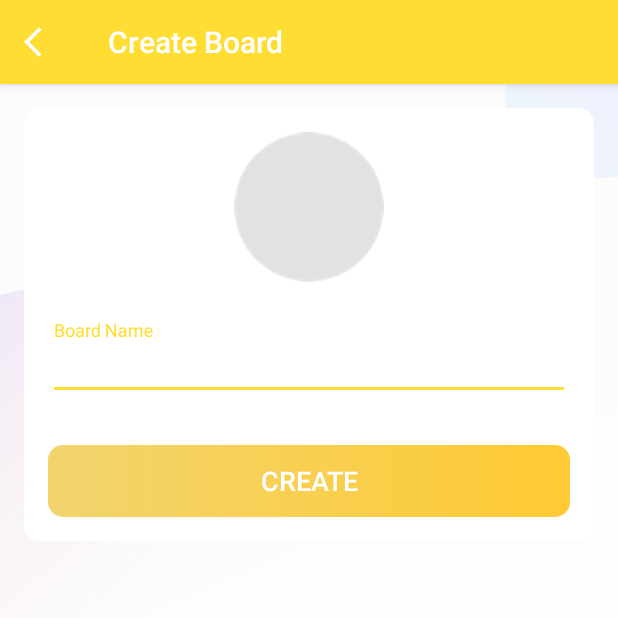
After one commit to Azhar-Mir/Project-Oragnizer, an Android app: the CreateBoardActivity screen opened directly, with no data from a screen before it, on a phone screen of 412 x 824 dp, the top half of it. The commit adds this screen. Run offline under Robolectric (Android 15) with nearby library versions, the phone set to English and light mode, and no system bars; our stand-ins replace CircleImageView, Firebase (no records; nobody signed in at launch, a user with empty details on screens opened directly).

Commit message:
created board and added board data to DB

```diff
--- /dev/null
+++ b/app/src/main/res/drawable/ic_vector_add_24dp.xml
@@ -0,0 +1,5 @@
+<vector android:height="24dp" android:tint="#FFFFFF"
+    android:viewportHeight="24" android:viewportWidth="24"
+    android:width="24dp" xmlns:android="http://schemas.android.com/apk/res/android">
+    <path android:fillColor="@android:color/white" android:pathData="M19,13h-6v6h-2v-6H5v-2h6V5h2v6h6v2z"/>
+</vector>
--- /dev/null
+++ b/app/src/main/res/layout/activity_create_board.xml
@@ -0,0 +1,83 @@
+<?xml version="1.0" encoding="utf-8"?>
+<LinearLayout xmlns:android="http://schemas.android.com/apk/res/android"
+    xmlns:app="http://schemas.android.com/apk/res-auto"
+    xmlns:tools="http://schemas.android.com/tools"
+    android:layout_width="match_parent"
+    android:layout_height="match_parent"
+    android:orientation="vertical"
+    tools:context=".activities.CreateBoardActivity">
+
+    <com.google.android.material.appbar.AppBarLayout
+        android:layout_width="match_parent"
+        android:layout_height="wrap_content"
+        android:theme="@style/AppTheme.AppBarOverlay">
+
+        <androidx.appcompat.widget.Toolbar
+            android:id="@+id/toolbar_create_board_activity"
+            android:layout_width="match_parent"
+            android:layout_height="?attr/actionBarSize"
+            android:background="?attr/colorPrimary"
+            app:popupTheme="@style/AppTheme.PopupOverlay" />
+    </com.google.android.material.appbar.AppBarLayout>
+
+    <LinearLayout
+        android:layout_width="match_parent"
+        android:layout_height="wrap_content"
+        android:background="@drawable/ic_background"
+        android:orientation="vertical"
+        android:padding="@dimen/create_board_content_padding">
+
+        <androidx.cardview.widget.CardView
+            android:layout_width="match_parent"
+            android:layout_height="match_parent"
+            android:elevation="@dimen/card_view_elevation"
+            app:cardCornerRadius="@dimen/card_view_corner_radius">
+
+            <LinearLayout
+                android:layout_width="match_parent"
+                android:layout_height="wrap_content"
+                android:gravity="center_horizontal"
+                android:orientation="vertical"
+                android:padding="@dimen/card_view_layout_content_padding">
+
+                <de.hdodenhof.circleimageview.CircleImageView
+                    android:id="@+id/iv_board_image"
+                    android:layout_width="@dimen/board_image_size"
+                    android:layout_height="@dimen/board_image_size"
+                    android:contentDescription="@string/image_contentDescription"
+                    android:src="@drawable/ic_board_place_holder" />
+
+                <com.google.android.material.textfield.TextInputLayout
+                    android:layout_width="match_parent"
+                    android:layout_height="wrap_content"
+                    android:layout_marginTop="@dimen/create_board_til_marginTop">
+
+                    <androidx.appcompat.widget.AppCompatEditText
+                        android:id="@+id/et_board_name"
+                        android:layout_width="match_parent"
+                        android:layout_height="wrap_content"
+                        android:hint="@string/board_name"
+                        android:inputType="text"
+                        android:textSize="@dimen/et_text_size" />
+
+                </com.google.android.material.textfield.TextInputLayout>
+
+                <Button
+                    android:id="@+id/btn_create"
+                    android:layout_width="match_parent"
+                    android:layout_height="wrap_content"
+                    android:layout_gravity="center"
+                    android:layout_marginTop="@dimen/create_board_btn_marginTop"
+                    android:background="@drawable/shape_button_rounded"
+                    android:foreground="?attr/selectableItemBackground"
+                    android:gravity="center"
+                    android:paddingTop="@dimen/btn_paddingTopBottom"
+                    android:paddingBottom="@dimen/btn_paddingTopBottom"
+                    android:text="@string/create"
+                    android:textColor="@android:color/white"
+                    android:textSize="@dimen/btn_text_size" />
+            </LinearLayout>
+        </androidx.cardview.widget.CardView>
+
+    </LinearLayout>
+</LinearLayout>
--- a/app/src/main/res/values/dimens.xml
+++ b/app/src/main/res/values/dimens.xml
@@ -54,4 +54,15 @@
     <dimen name="my_profile_et_email_marginTop">20dp</dimen>
     <dimen name="my_profile_et_mobile_marginTop">20dp</dimen>
     <dimen name="my_profile_btn_update_marginTop">30dp</dimen>
+
+    <dimen name="fab_margin">16dp</dimen>
+    <dimen name="create_board_content_padding">16dp</dimen>
+    <dimen name="board_image_size">100dp</dimen>
+    <dimen name="create_board_til_marginTop">25dp</dimen>
+    <dimen name="create_board_btn_marginTop">30dp</dimen>
+
+
+
+
+
 </resources>
--- a/app/src/main/res/values/strings.xml
+++ b/app/src/main/res/values/strings.xml
@@ -24,4 +24,10 @@
     <string name="mobile">Mobile</string>
     <string name="update">UPDATE</string>
     <string name="my_profile_title">My Profile</string>
+
+    <string name="create_board_title">Create Board</string>
+    <string name="create">CREATE</string>
+    <string name="board_name">Board Name</string>
+
+
 </resources>
```
Also changed, not shown: app/src/main/AndroidManifest.xml (+11 -6 lines), app/src/main/java/com/projectorganizer/activities/CreateBoardActivity.kt (added, +156 -0 lines), app/src/main/java/com/projectorganizer/activities/MainActivity.kt (+11 -0 lines), app/src/main/java/com/projectorganizer/activities/MyProfileActivity.kt (+40 -49 lines), app/src/main/java/com/projectorganizer/firebase/FirestoreClass.kt (+14 -4 lines), app/src/main/java/com/projectorganizer/models/Board.kt (added, +40 -0 lines), app/src/main/java/com/projectorganizer/utils/Constants.kt (+25 -0 lines), app/src/main/res/layout/app_bar_main.xml (+7 -0 lines), app/src/main/res/drawable-hdpi/ic_board_place_holder.png (added).
